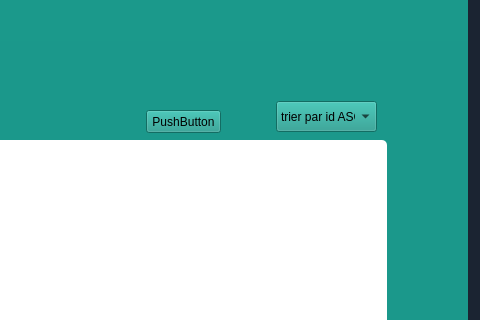
First picture: the form in dialog.ui, repository HasseneING/Perfaction, before the edit; both pictures show x 923 to 1403 and y 0 to 320 of the 1403 by 616 pixel window.
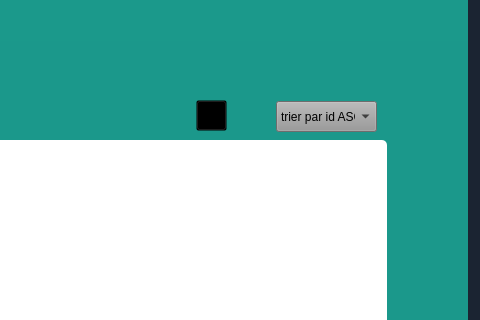
Second picture: the form after the edit. Icons and pictures are not drawn.

Commit message: Foreign key combo box, stat done

```diff
--- a/dialog.ui
+++ b/dialog.ui
@@ -969,6 +969,448 @@
          <height>31</height>
         </rect>
        </property>
+       <property name="palette">
+        <palette>
+         <active>
+          <colorrole role="WindowText">
+           <brush brushstyle="SolidPattern">
+            <color alpha="255">
+             <red>0</red>
+             <green>0</green>
+             <blue>0</blue>
+            </color>
+           </brush>
+          </colorrole>
+          <colorrole role="Button">
+           <brush brushstyle="SolidPattern">
+            <color alpha="255">
+             <red>152</red>
+             <green>152</green>
+             <blue>152</blue>
+            </color>
+           </brush>
+          </colorrole>
+          <colorrole role="Light">
+           <brush brushstyle="SolidPattern">
+            <color alpha="255">
+             <red>228</red>
+             <green>228</green>
+             <blue>228</blue>
+            </color>
+           </brush>
+          </colorrole>
+          <colorrole role="Midlight">
+           <brush brushstyle="SolidPattern">
+            <color alpha="255">
+             <red>190</red>
+             <green>190</green>
+             <blue>190</blue>
+            </color>
+           </brush>
+          </colorrole>
+          <colorrole role="Dark">
+           <brush brushstyle="SolidPattern">
+            <color alpha="255">
+             <red>76</red>
+             <green>76</green>
+             <blue>76</blue>
+            </color>
+           </brush>
+          </colorrole>
+          <colorrole role="Mid">
+           <brush brushstyle="SolidPattern">
+            <color alpha="255">
+             <red>101</red>
+             <green>101</green>
+             <blue>101</blue>
+            </color>
+           </brush>
+          </colorrole>
+          <colorrole role="Text">
+           <brush brushstyle="SolidPattern">
+            <color alpha="255">
+             <red>0</red>
+             <green>0</green>
+             <blue>0</blue>
+            </color>
+           </brush>
+          </colorrole>
+          <colorrole role="BrightText">
+           <brush brushstyle="SolidPattern">
+            <color alpha="255">
+             <red>255</red>
+             <green>255</green>
+             <blue>255</blue>
+            </color>
+           </brush>
+          </colorrole>
+          <colorrole role="ButtonText">
+           <brush brushstyle="SolidPattern">
+            <color alpha="255">
+             <red>0</red>
+             <green>0</green>
+             <blue>0</blue>
+            </color>
+           </brush>
+          </colorrole>
+          <colorrole role="Base">
+           <brush brushstyle="SolidPattern">
+            <color alpha="255">
+             <red>255</red>
+             <green>255</green>
+             <blue>255</blue>
+            </color>
+           </brush>
+          </colorrole>
+          <colorrole role="Window">
+           <brush brushstyle="SolidPattern">
+            <color alpha="255">
+             <red>152</red>
+             <green>152</green>
+             <blue>152</blue>
+            </color>
+           </brush>
+          </colorrole>
+          <colorrole role="Shadow">
+           <brush brushstyle="SolidPattern">
+            <color alpha="255">
+             <red>0</red>
+             <green>0</green>
+             <blue>0</blue>
+            </color>
+           </brush>
+          </colorrole>
+          <colorrole role="AlternateBase">
+           <brush brushstyle="SolidPattern">
+            <color alpha="255">
+             <red>203</red>
+             <green>203</green>
+             <blue>203</blue>
+            </color>
+           </brush>
+          </colorrole>
+          <colorrole role="ToolTipBase">
+           <brush brushstyle="SolidPattern">
+            <color alpha="255">
+             <red>255</red>
+             <green>255</green>
+             <blue>220</blue>
+            </color>
+           </brush>
+          </colorrole>
+          <colorrole role="ToolTipText">
+           <brush brushstyle="SolidPattern">
+            <color alpha="255">
+             <red>0</red>
+             <green>0</green>
+             <blue>0</blue>
+            </color>
+           </brush>
+          </colorrole>
+          <colorrole role="PlaceholderText">
+           <brush brushstyle="SolidPattern">
+            <color alpha="128">
+             <red>0</red>
+             <green>0</green>
+             <blue>0</blue>
+            </color>
+           </brush>
+          </colorrole>
+         </active>
+         <inactive>
+          <colorrole role="WindowText">
+           <brush brushstyle="SolidPattern">
+            <color alpha="255">
+             <red>0</red>
+             <green>0</green>
+             <blue>0</blue>
+            </color>
+           </brush>
+          </colorrole>
+          <colorrole role="Button">
+           <brush brushstyle="SolidPattern">
+            <color alpha="255">
+             <red>152</red>
+             <green>152</green>
+             <blue>152</blue>
+            </color>
+           </brush>
+          </colorrole>
+          <colorrole role="Light">
+           <brush brushstyle="SolidPattern">
+            <color alpha="255">
+             <red>228</red>
+             <green>228</green>
+             <blue>228</blue>
+            </color>
+           </brush>
+          </colorrole>
+          <colorrole role="Midlight">
+           <brush brushstyle="SolidPattern">
+            <color alpha="255">
+             <red>190</red>
+             <green>190</green>
+             <blue>190</blue>
+            </color>
+           </brush>
+          </colorrole>
+          <colorrole role="Dark">
+           <brush brushstyle="SolidPattern">
+            <color alpha="255">
+             <red>76</red>
+             <green>76</green>
+             <blue>76</blue>
+            </color>
+           </brush>
+          </colorrole>
+          <colorrole role="Mid">
+           <brush brushstyle="SolidPattern">
+            <color alpha="255">
+             <red>101</red>
+             <green>101</green>
+             <blue>101</blue>
+            </color>
+           </brush>
+          </colorrole>
+          <colorrole role="Text">
+           <brush brushstyle="SolidPattern">
+            <color alpha="255">
+             <red>0</red>
+             <green>0</green>
+             <blue>0</blue>
+            </color>
+           </brush>
+          </colorrole>
+          <colorrole role="BrightText">
+           <brush brushstyle="SolidPattern">
+            <color alpha="255">
+             <red>255</red>
+             <green>255</green>
+             <blue>255</blue>
+            </color>
+           </brush>
+          </colorrole>
+          <colorrole role="ButtonText">
+           <brush brushstyle="SolidPattern">
+            <color alpha="255">
+             <red>0</red>
+             <green>0</green>
+             <blue>0</blue>
+            </color>
+           </brush>
+          </colorrole>
+          <colorrole role="Base">
+           <brush brushstyle="SolidPattern">
+            <color alpha="255">
+             <red>255</red>
+             <green>255</green>
+             <blue>255</blue>
+            </color>
+           </brush>
+          </colorrole>
+          <colorrole role="Window">
+           <brush brushstyle="SolidPattern">
+            <color alpha="255">
+             <red>152</red>
+             <green>152</green>
+             <blue>152</blue>
+            </color>
+           </brush>
+          </colorrole>
+          <colorrole role="Shadow">
+           <brush brushstyle="SolidPattern">
+            <color alpha="255">
+             <red>0</red>
+             <green>0</green>
+             <blue>0</blue>
+            </color>
+           </brush>
+          </colorrole>
+          <colorrole role="AlternateBase">
+           <brush brushstyle="SolidPattern">
+            <color alpha="255">
+             <red>203</red>
+             <green>203</green>
+             <blue>203</blue>
+            </color>
+           </brush>
+          </colorrole>
+          <colorrole role="ToolTipBase">
+           <brush brushstyle="SolidPattern">
+            <color alpha="255">
+             <red>255</red>
+             <green>255</green>
+             <blue>220</blue>
+            </color>
+           </brush>
+          </colorrole>
+          <colorrole role="ToolTipText">
+           <brush brushstyle="SolidPattern">
+            <color alpha="255">
+             <red>0</red>
+             <green>0</green>
+             <blue>0</blue>
+            </color>
+           </brush>
+          </colorrole>
+          <colorrole role="PlaceholderText">
+           <brush brushstyle="SolidPattern">
+            <color alpha="128">
+             <red>0</red>
+             <green>0</green>
+             <blue>0</blue>
+            </color>
+           </brush>
+          </colorrole>
+         </inactive>
+         <disabled>
+          <colorrole role="WindowText">
+           <brush brushstyle="SolidPattern">
+            <color alpha="255">
+             <red>76</red>
+             <green>76</green>
+             <blue>76</blue>
+            </color>
+           </brush>
+          </colorrole>
+          <colorrole role="Button">
+           <brush brushstyle="SolidPattern">
+            <color alpha="255">
+             <red>152</red>
+             <green>152</green>
+             <blue>152</blue>
+            </color>
+           </brush>
+          </colorrole>
+          <colorrole role="Light">
+           <brush brushstyle="SolidPattern">
+            <color alpha="255">
+             <red>228</red>
+             <green>228</green>
+             <blue>228</blue>
+            </color>
+           </brush>
+          </colorrole>
+          <colorrole role="Midlight">
+           <brush brushstyle="SolidPattern">
+            <color alpha="255">
+             <red>190</red>
+             <green>190</green>
+             <blue>190</blue>
+            </color>
+           </brush>
+          </colorrole>
+          <colorrole role="Dark">
+           <brush brushstyle="SolidPattern">
+            <color alpha="255">
+             <red>76</red>
+             <green>76</green>
+             <blue>76</blue>
+            </color>
+           </brush>
+          </colorrole>
+          <colorrole role="Mid">
+           <brush brushstyle="SolidPattern">
+            <color alpha="255">
+             <red>101</red>
+             <green>101</green>
+             <blue>101</blue>
+            </color>
+           </brush>
+          </colorrole>
+          <colorrole role="Text">
+           <brush brushstyle="SolidPattern">
+            <color alpha="255">
+             <red>76</red>
+             <green>76</green>
+             <blue>76</blue>
+            </color>
+           </brush>
+          </colorrole>
+          <colorrole role="BrightText">
+           <brush brushstyle="SolidPattern">
+            <color alpha="255">
+             <red>255</red>
+             <green>255</green>
+             <blue>255</blue>
+            </color>
+           </brush>
+          </colorrole>
+          <colorrole role="ButtonText">
+           <brush brushstyle="SolidPattern">
+            <color alpha="255">
+             <red>76</red>
+             <green>76</green>
+             <blue>76</blue>
+            </color>
+           </brush>
+          </colorrole>
+          <colorrole role="Base">
+           <brush brushstyle="SolidPattern">
+            <color alpha="255">
+             <red>152</red>
+             <green>152</green>
+             <blue>152</blue>
+            </color>
+           </brush>
+          </colorrole>
+          <colorrole role="Window">
+           <brush brushstyle="SolidPattern">
+            <color alpha="255">
+             <red>152</red>
+             <green>152</green>
+             <blue>152</blue>
+            </color>
+           </brush>
+          </colorrole>
+          <colorrole role="Shadow">
+           <brush brushstyle="SolidPattern">
+            <color alpha="255">
+             <red>0</red>
+             <green>0</green>
+             <blue>0</blue>
+            </color>
+           </brush>
+          </colorrole>
+          <colorrole role="AlternateBase">
+           <brush brushstyle="SolidPattern">
+            <color alpha="255">
+             <red>152</red>
+             <green>152</green>
+             <blue>152</blue>
+            </color>
+           </brush>
+          </colorrole>
+          <colorrole role="ToolTipBase">
+           <brush brushstyle="SolidPattern">
+            <color alpha="255">
+             <red>255</red>
+             <green>255</green>
+             <blue>220</blue>
+            </color>
+           </brush>
+          </colorrole>
+          <colorrole role="ToolTipText">
+           <brush brushstyle="SolidPattern">
+            <color alpha="255">
+             <red>0</red>
+             <green>0</green>
+             <blue>0</blue>
+            </color>
+           </brush>
+          </colorrole>
+          <colorrole role="PlaceholderText">
+           <brush brushstyle="SolidPattern">
+            <color alpha="128">
+             <red>0</red>
+             <green>0</green>
+             <blue>0</blue>
+            </color>
+           </brush>
+          </colorrole>
+         </disabled>
+        </palette>
+       </property>
        <property name="layoutDirection">
         <enum>Qt::LeftToRight</enum>
        </property>
@@ -1188,14 +1630,18 @@
       <widget class="QPushButton" name="stat">
        <property name="geometry">
         <rect>
-         <x>1070</x>
-         <y>10</y>
-         <width>75</width>
-         <height>23</height>
+         <x>1120</x>
+         <y>0</y>
+         <width>31</width>
+         <height>31</height>
         </rect>
        </property>
+       <property name="styleSheet">
+        <string notr="true">background-color: transparent;
+border-image: url(:/img/stat.png);</string>
+       </property>
        <property name="text">
-        <string>PushButton</string>
+        <string/>
        </property>
       </widget>
       <widget class="QPushButton" name="pushButton_ModifierEmp">
```
Left out of the diff: 247 changed lines with no effect on the pictures. The commit also changes 7 other files.
